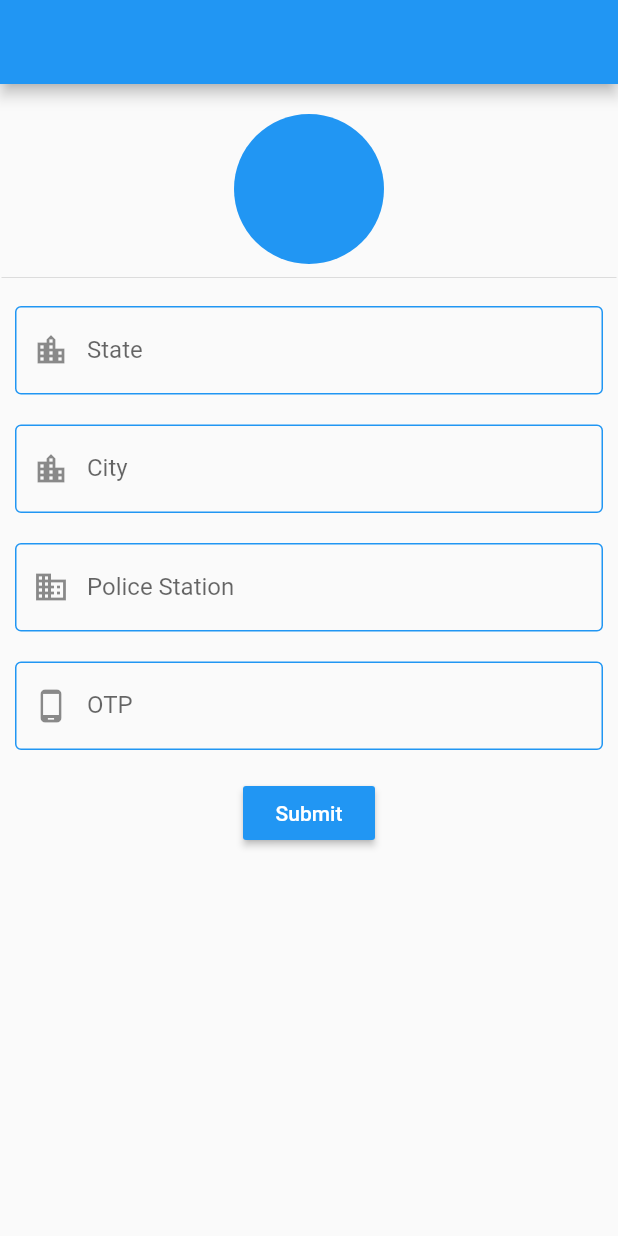
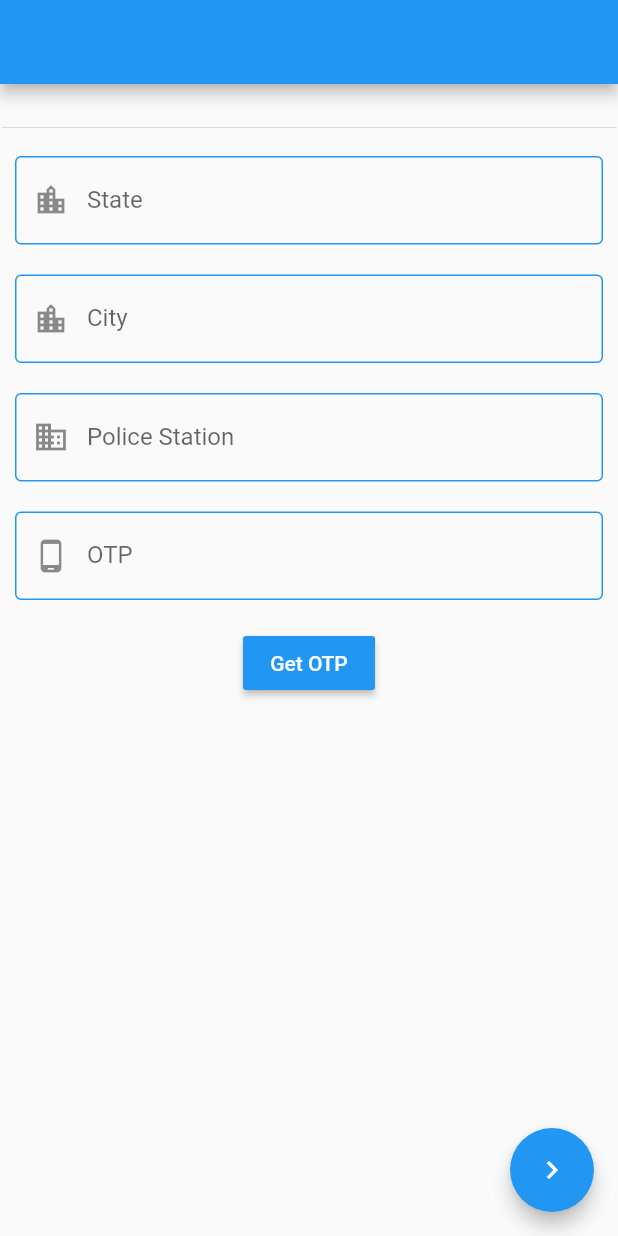
Before and after one commit to shrestha24/ps_fir_user, a Flutter app: the screen it shows after launch, on a phone screen of 412 x 824 dp. Run offline on Flutter 3.47's test engine with Material 2 defaults, Android fonts, the phone set to English and light mode, and no system bars.

```diff
--- a/lib/login.page1.dart
+++ b/lib/login.page1.dart
@@ -1,5 +1,6 @@
 import 'package:flutter/cupertino.dart';
 import 'package:flutter/material.dart';
+import 'package:ps_fir_user/login.page2.dart';
 import 'package:ps_fir_user/main.dart';
 
 class UserRegistration extends StatefulWidget {
@@ -30,23 +31,19 @@ class _MyHomePageState extends State<UserRegistration> {
       body: SingleChildScrollView(
         child: Center(
           child: Column(
+            //child: Image.asset('assets/images/logo.png',
+            //height: 100.0,
+            //width: 100.0,),
+
             mainAxisAlignment: MainAxisAlignment.start,
             children: <Widget>[
               SizedBox(
                 height: 20.0,
               ),
-              CircleAvatar(
-                backgroundColor: Colors.blue,
-                  radius: 50.0),
 
-               DecoratedBox(
-                 decoration: BoxDecoration(
-                   image: DecorationImage(
-                     image: AssetImage('https://www.freshersgroup.com/wp-content/uploads/2019/02/Assam-Police.jpg')
-                   )
-                 ),
-
-               ),
+             // CircleAvatar(
+              //  backgroundColor: Colors.blue,
+                //  radius: 50.0),
 
                Padding(
                 padding: EdgeInsets.symmetric(vertical: 1.0, horizontal: 1.0),
@@ -134,7 +131,7 @@ class _MyHomePageState extends State<UserRegistration> {
               Padding(
                 padding: EdgeInsets.symmetric(horizontal: 10.0, vertical: 8.0),
                 child: MaterialButton(
-                  child: Text('Submit',
+                  child: Text('Get OTP',
                   style: TextStyle(
                     color: Colors.white,
                   ),),
@@ -150,13 +147,17 @@ class _MyHomePageState extends State<UserRegistration> {
             ],
           ),
         ),
+      ),
         floatingActionButton: FloatingActionButton(
             elevation: 5.0,
             child: new Icon(Icons.chevron_right),
             backgroundColor: Colors.blue,
-            onPressed: () {}
-            )
-      ),
+            onPressed: () {
+              Navigator.of(context).push(MaterialPageRoute(
+                  builder: (BuildContext context) => (CaseDetails())
+              ));
+            }
+        )
     );
 
   }
--- a/pubspec.yaml
+++ b/pubspec.yaml
@@ -29,6 +29,8 @@ dependencies:
   # Use with the CupertinoIcons class for iOS style icons.
   cupertino_icons: ^0.1.3
 
+
+
 dev_dependencies:
   flutter_test:
     sdk: flutter
@@ -45,7 +47,8 @@ flutter:
   uses-material-design: true
 
   # To add assets to your application, add an assets section, like this:
-  # assets:
+  assets:
+      - assets/images/
   #   - images/a_dot_burr.jpeg
   #   - images/a_dot_ham.jpeg
 
```
Also changed, not shown: lib/login.page2.dart (+7 -5 lines), lib/profile.page.dart (+6 -5 lines), assets/images/logo.jpg (added).
